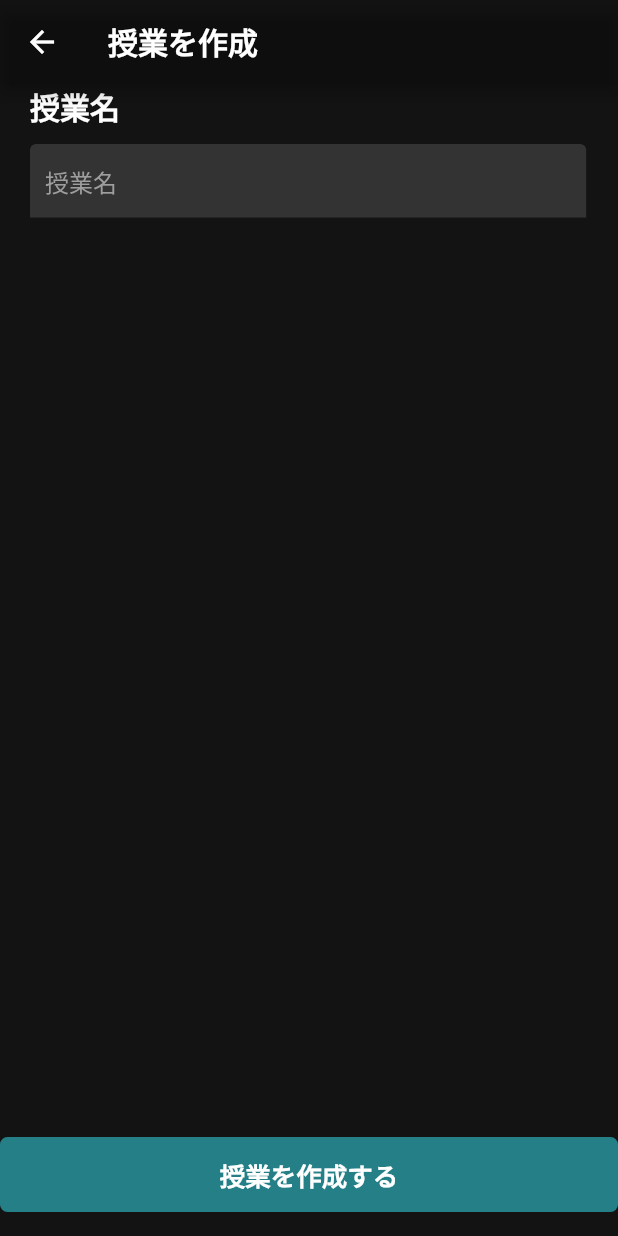
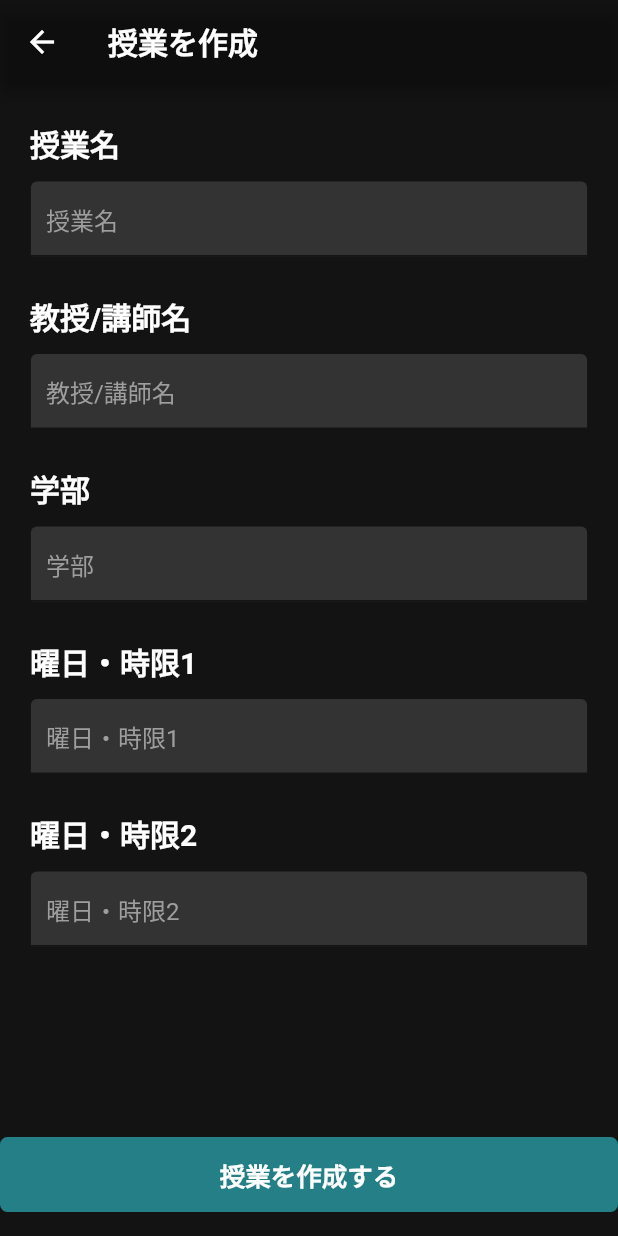
Before and after one commit to SeyaKen/JugyouRogu, a Flutter app: the AddClass screen opened directly, on a phone screen of 412 x 824 dp. Run offline on Flutter 3.47's test engine with Material 2 defaults, Android fonts, the phone set to English and light mode, and no system bars; our stand-ins replace cloud_firestore, firebase_auth, firebase_core, firebase_storage, flutter_rating_bar, font_awesome_flutter and 4 more; accounts and stored records are empty.

Commit message:
first second third commit

```diff
--- a/lib/ AddClass/add_class.dart
+++ b/lib/ AddClass/add_class.dart
@@ -1,3 +1,4 @@
+import 'package:flutter/cupertino.dart';
 import 'package:flutter/material.dart';
 import 'package:jugyourogu/main_page.dart';
 
@@ -10,7 +11,25 @@ class AddClass extends StatefulWidget {
 
 class _AddClassState extends State<AddClass> {
   final _formKey = GlobalKey<FormState>();
-  String? ClassName;
+  String? ClassName0;
+  double _kItemExtent = 32.0;
+
+  void _showDialog(Widget child) {
+    showCupertinoModalPopup<void>(
+        context: context,
+        builder: (BuildContext context) => Container(
+              height: 250,
+              padding: const EdgeInsets.only(top: 0),
+              margin: EdgeInsets.only(
+                bottom: MediaQuery.of(context).viewInsets.bottom,
+              ),
+              color: CupertinoColors.systemBackground.resolveFrom(context),
+              child: SafeArea(
+                top: false,
+                child: child,
+              ),
+            ));
+  }
 
   @override
   Widget build(BuildContext context) {
@@ -40,17 +59,21 @@ class _AddClassState extends State<AddClass> {
               key: _formKey,
               child: Container(
                 padding: const EdgeInsets.symmetric(horizontal: 20),
-                child: Column(
+                child: ListView.builder(
+                    shrinkWrap: true,
+                    itemCount: title_list.length,
+                    itemBuilder: (BuildContext context, int index) {
+                      return Column(
+                          mainAxisAlignment: MainAxisAlignment.start,
                           children: [
-                  Column(
-                  crossAxisAlignment: CrossAxisAlignment.start,
-
+                            const SizedBox(
+                              height: 25,
+                            ),
+                            Row(
                               children: [
-                      Row(
-                        children: const [
                                 Text(
-                            '授業名',
-                            style: TextStyle(
+                                  title_list[index],
+                                  style: const TextStyle(
                                     fontSize: 20,
                                     fontWeight: FontWeight.bold,
                                   ),
@@ -60,34 +83,100 @@ class _AddClassState extends State<AddClass> {
                             const SizedBox(
                               height: 10,
                             ),
-                      SizedBox(
-                        width: MediaQuery.of(context).size.width * 0.9,
+                            index == 0 || index == 1 || index == 2
+                                ? SizedBox(
+                                    width:
+                                        MediaQuery.of(context).size.width * 0.9,
                                     child: TextFormField(
-                          style: const TextStyle(color: Colors.white),
-                          validator: (val) => val!.isEmpty ? '' : null,
+                                      style:
+                                          const TextStyle(color: Colors.white),
+                                      validator: (val) => val!.isEmpty
+                                          ? '正確に${title_value[index]}を入力してください。'
+                                          : null,
                                       onChanged: (val) {
-                            setState(() => ClassName = val);
+                                        setState(
+                                            () => title_value[index] = val);
                                       },
-                          decoration: const InputDecoration(
-                            fillColor: Color(0xff333333),
+                                      decoration: InputDecoration(
+                                        fillColor: const Color(0xff333333),
                                         filled: true,
-                            hintText: '授業名',
-                            hintStyle: TextStyle(color: Colors.grey),
-                            contentPadding: EdgeInsets.symmetric(
+                                        hintText: title_list[index],
+                                        hintStyle:
+                                            const TextStyle(color: Colors.grey),
+                                        contentPadding:
+                                            const EdgeInsets.symmetric(
                                                 horizontal: 10, vertical: 13),
-                            focusedBorder: OutlineInputBorder(
+                                        focusedBorder: const OutlineInputBorder(
                                           borderSide: BorderSide(
                                             color: Colors.transparent,
                                           ),
                                         ),
                                       ),
                                     ),
+                                  )
+                                : SizedBox(
+                                  width: MediaQuery.of(context).size.width *
+                                      0.9,
+
+                                  child: TextFormField(
+                                    onTap: () {
+                                      _showDialog(
+                                        CupertinoPicker(
+                                          magnification: 1.22,
+                                          squeeze: 1.2,
+                                          useMagnifier: true,
+                                          itemExtent: _kItemExtent,
+                                          // This is called when selected item is changed.
+                                          onSelectedItemChanged:
+                                              (int selectedItem) {
+                                            setState(() {
+                                              title_list[index] = selectedItem;
+                                            });
+                                          },
+                                          children: List<Widget>.generate(
+                                              title_list[index].length,
+                                              (int indexx) {
+                                            return Center(
+                                              child: Text(
+                                                title_list[index][indexx],
                                               ),
-                    ],
+                                            );
+                                          }),
                                         ),
-                ]),
+                                      );
+                                    },
+                                    readOnly: true,
+                                    style: const TextStyle(
+                                        color: Colors.white),
+                                    validator: (val) => val!.isEmpty
+                                        ? '正確に${title_value[index]}を入力してください。'
+                                        : null,
+                                    onChanged: (val) {
+                                      setState(
+                                          () => title_value[index] = val);
+                                    },
+                                    decoration: InputDecoration(
+                                      fillColor: const Color(0xff333333),
+                                      filled: true,
+                                      hintText: title_list[index],
+                                      hintStyle: const TextStyle(
+                                          color: Colors.grey),
+                                      contentPadding:
+                                          const EdgeInsets.symmetric(
+                                              horizontal: 10, vertical: 13),
+                                      focusedBorder:
+                                          const OutlineInputBorder(
+                                        borderSide: BorderSide(
+                                          color: Colors.transparent,
                                         ),
+                                      ),
+                                    ),
+                                  ),
+                                )
+                          ]);
+                    }),
               )),
+        ),
       ),
       floatingActionButton: ClipRRect(
         borderRadius: BorderRadius.circular(5),
@@ -116,3 +205,25 @@ class _AddClassState extends State<AddClass> {
     );
   }
 }
+
+List title_list = [
+  '授業名',
+  '教授/講師名',
+  '学部',
+  '曜日・時限1',
+  '曜日・時限2',
+];
+
+String? ClassName0;
+String? ClassName1;
+String? ClassName2;
+String? ClassName3;
+String? ClassName4;
+
+List title_value = [
+  ClassName0,
+  ClassName1,
+  ClassName2,
+  ClassName3,
+  ClassName4,
+];
```
Lines whose indentation alone changed are shown as unchanged.
